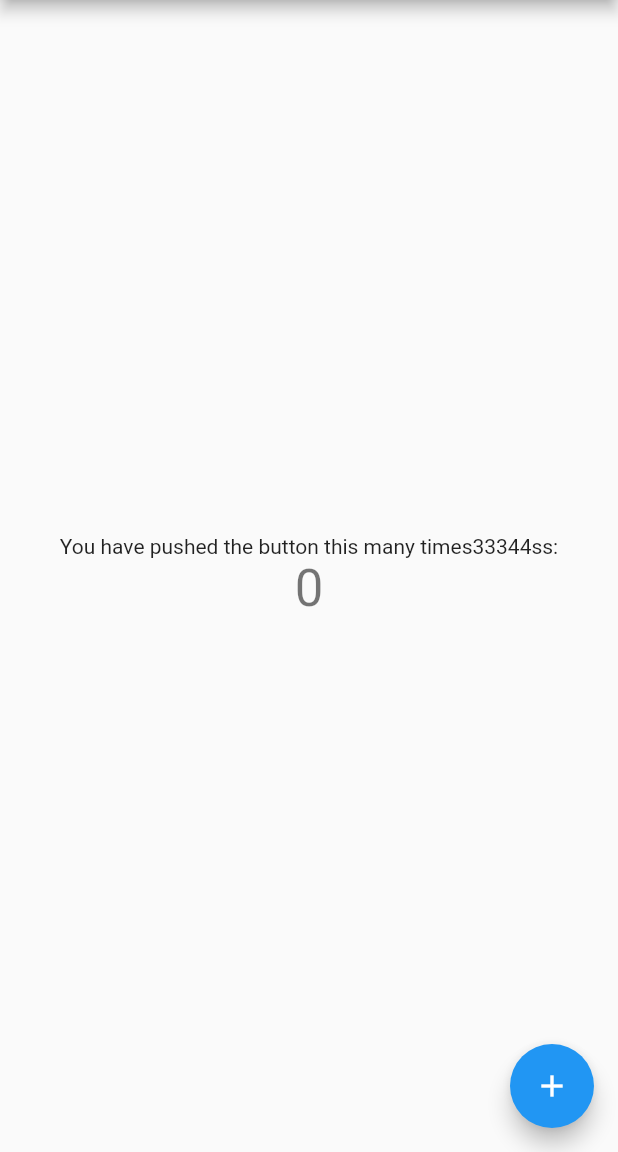
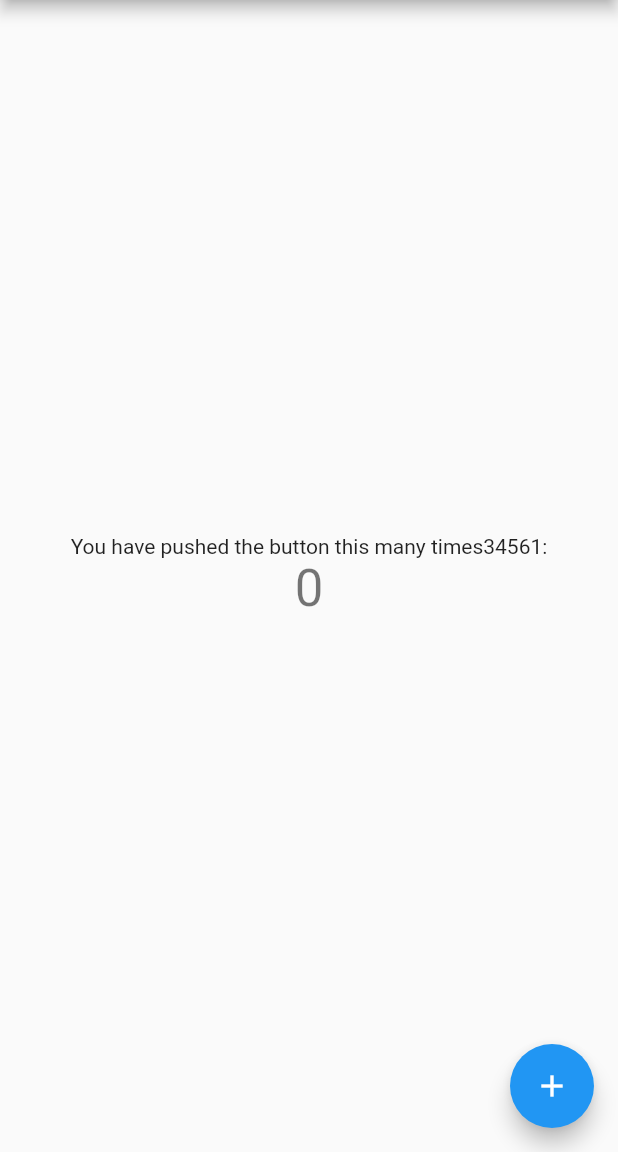
Before and after one commit to ophite/test_flutter, a Flutter app: the screen it shows after launch, on a phone screen of 412 x 824 dp, the part 84-1236 px from its top. Run offline on Flutter 3.47's test engine with Material 2 defaults, Android fonts, the phone set to English and light mode, and no system bars.

```diff
--- a/lib/main.dart
+++ b/lib/main.dart
@@ -98,7 +98,7 @@ class _MyHomePageState extends State<MyHomePage> {
           mainAxisAlignment: MainAxisAlignment.center,
           children: <Widget>[
             Text(
-              'You have pushed the button this many times33344ss:',
+              'You have pushed the button this many times34561:',
             ),
             Text(
               '$_counter',
```
Also changed, not shown: 3 other files.
